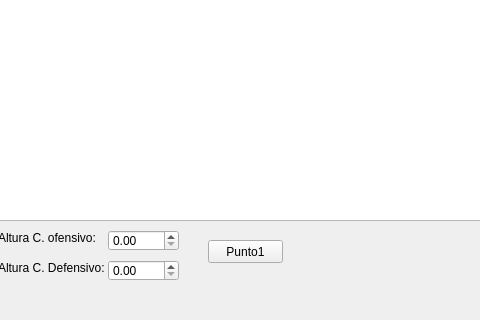
Above: ParcialFinal/mainwindow.ui from Laurav2103/Parcial-Final before the change; both pictures show x 182 to 662 and y 290 to 610 of the 928 by 610 pixel window. Below: the same form after it.
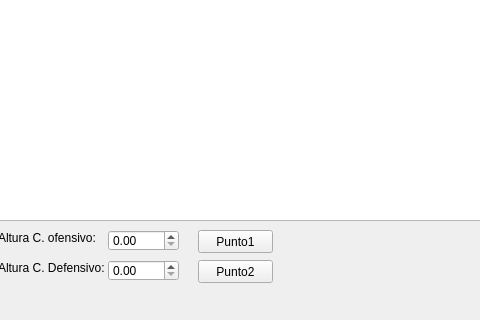
That is the form after the change.

Diff of the .ui file:
```diff
--- a/ParcialFinal/mainwindow.ui
+++ b/ParcialFinal/mainwindow.ui
@@ -134,8 +134,8 @@
    <widget class="QPushButton" name="pushButton_2">
     <property name="geometry">
      <rect>
-      <x>390</x>
-      <y>530</y>
+      <x>380</x>
+      <y>520</y>
       <width>75</width>
       <height>23</height>
      </rect>
@@ -144,6 +144,19 @@
      <string>Punto1</string>
     </property>
    </widget>
+   <widget class="QPushButton" name="pushButton_3">
+    <property name="geometry">
+     <rect>
+      <x>380</x>
+      <y>550</y>
+      <width>75</width>
+      <height>23</height>
+     </rect>
+    </property>
+    <property name="text">
+     <string>Punto2</string>
+    </property>
+   </widget>
   </widget>
   <widget class="QMenuBar" name="menubar">
    <property name="geometry">
```
